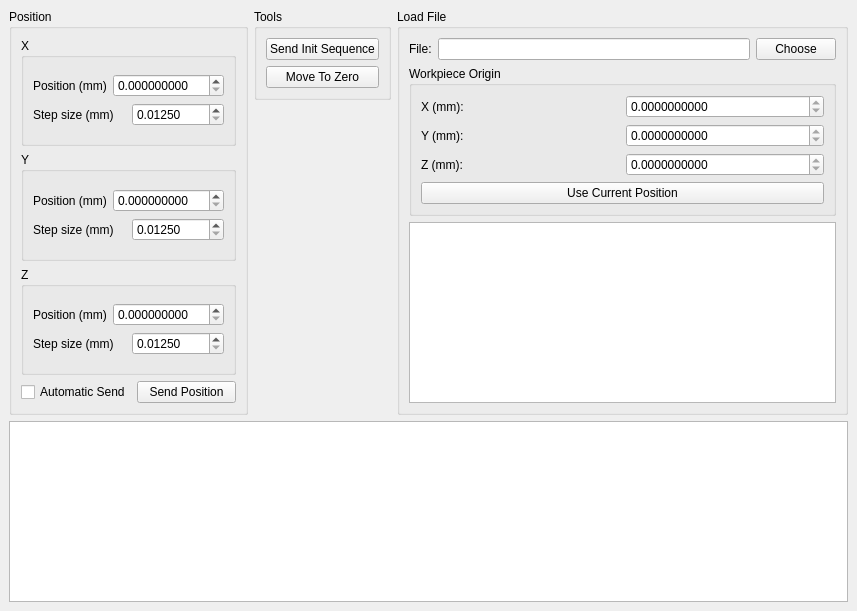
Before: the Qt Designer form gui/ui.ui in arneboe/vhf_cam330_cnc450_spc600, drawn with Qt 5.
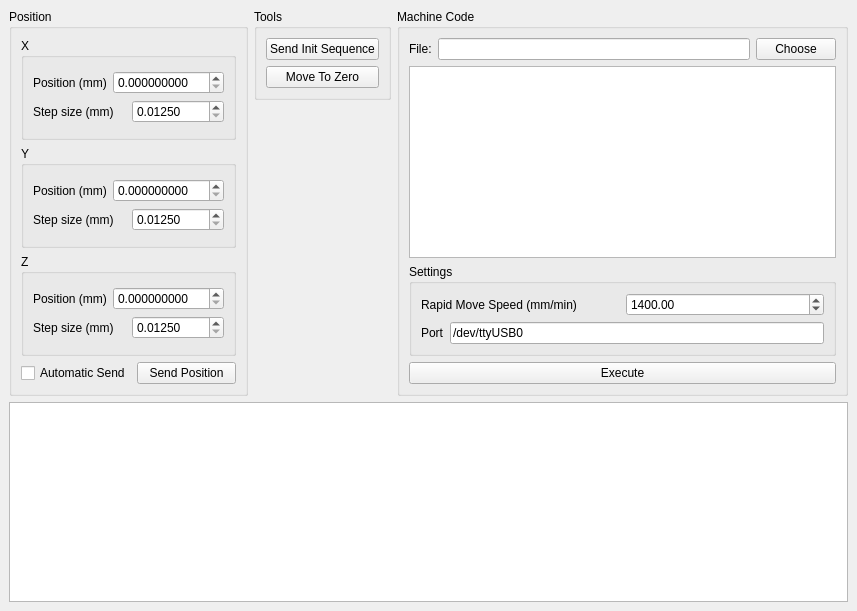
After: the same form once the commit is applied.

```diff
--- a/gui/ui.ui
+++ b/gui/ui.ui
@@ -268,7 +268,7 @@
         <item>
          <widget class="QGroupBox" name="groupBox_2">
           <property name="title">
-           <string>Load File</string>
+           <string>Machine Code</string>
           </property>
           <layout class="QHBoxLayout" name="horizontalLayout_8">
            <item>
@@ -300,94 +300,6 @@
                  </item>
                 </layout>
                </item>
-               <item>
-                <widget class="QGroupBox" name="groupBox_3">
-                 <property name="title">
-                  <string>Workpiece Origin</string>
-                 </property>
-                 <layout class="QVBoxLayout" name="verticalLayout_9">
-                  <item>
-                   <layout class="QHBoxLayout" name="horizontalLayout_7">
-                    <item>
-                     <widget class="QLabel" name="label_8">
-                      <property name="text">
-                       <string>X (mm):</string>
-                      </property>
-                     </widget>
-                    </item>
-                    <item>
-                     <widget class="QDoubleSpinBox" name="doubleSpinBoxOriginX">
-                      <property name="readOnly">
-                       <bool>true</bool>
-                      </property>
-                      <property name="decimals">
-                       <number>10</number>
-                      </property>
-                      <property name="maximum">
-                       <double>999.000000000000000</double>
-                      </property>
-                     </widget>
-                    </item>
-                   </layout>
-                  </item>
-                  <item>
-                   <layout class="QHBoxLayout" name="horizontalLayout_6">
-                    <item>
-                     <widget class="QLabel" name="label_9">
-                      <property name="text">
-                       <string>Y (mm):</string>
-                      </property>
-                     </widget>
-                    </item>
-                    <item>
-                     <widget class="QDoubleSpinBox" name="doubleSpinBoxOriginY">
-                      <property name="readOnly">
-                       <bool>true</bool>
-                      </property>
-                      <property name="decimals">
-                       <number>10</number>
-                      </property>
-                      <property name="maximum">
-                       <double>999.000000000000000</double>
-                      </property>
-                     </widget>
-                    </item>
-                   </layout>
-                  </item>
-                  <item>
-                   <layout class="QHBoxLayout" name="horizontalLayout_5">
-                    <item>
-                     <widget class="QLabel" name="label_10">
-                      <property name="text">
-                       <string>Z (mm):</string>
-                      </property>
-                     </widget>
-                    </item>
-                    <item>
-                     <widget class="QDoubleSpinBox" name="doubleSpinBoxOriginZ">
-                      <property name="readOnly">
-                       <bool>true</bool>
-                      </property>
-                      <property name="decimals">
-                       <number>10</number>
-                      </property>
-                      <property name="maximum">
-                       <double>999.000000000000000</double>
-                      </property>
-                     </widget>
-                    </item>
-                   </layout>
-                  </item>
-                  <item>
-                   <widget class="QPushButton" name="pushButtonUsePositionAsOrigin">
-                    <property name="text">
-                     <string>Use Current Position</string>
-                    </property>
-                   </widget>
-                  </item>
-                 </layout>
-                </widget>
-               </item>
               </layout>
              </item>
              <item>
@@ -403,6 +315,61 @@
                </property>
               </widget>
              </item>
+             <item>
+              <widget class="QGroupBox" name="groupBox_3">
+               <property name="title">
+                <string>Settings</string>
+               </property>
+               <layout class="QVBoxLayout" name="verticalLayout_9">
+                <item>
+                 <layout class="QHBoxLayout" name="horizontalLayout_5">
+                  <item>
+                   <widget class="QLabel" name="label_8">
+                    <property name="text">
+                     <string>Rapid Move Speed (mm/min)</string>
+                    </property>
+                   </widget>
+                  </item>
+                  <item>
+                   <widget class="QDoubleSpinBox" name="doubleSpinBoxRapidMoveSpeed">
+                    <property name="maximum">
+                     <double>9999.000000000000000</double>
+                    </property>
+                    <property name="value">
+                     <double>1400.000000000000000</double>
+                    </property>
+                   </widget>
+                  </item>
+                 </layout>
+                </item>
+                <item>
+                 <layout class="QHBoxLayout" name="horizontalLayout_6">
+                  <item>
+                   <widget class="QLabel" name="label_23">
+                    <property name="text">
+                     <string>Port</string>
+                    </property>
+                   </widget>
+                  </item>
+                  <item>
+                   <widget class="QLineEdit" name="lineEditComPort">
+                    <property name="text">
+                     <string>/dev/ttyUSB0</string>
+                    </property>
+                   </widget>
+                  </item>
+                 </layout>
+                </item>
+               </layout>
+              </widget>
+             </item>
+             <item>
+              <widget class="QPushButton" name="pushButtonExecuteCode">
+               <property name="text">
+                <string>Execute</string>
+               </property>
+              </widget>
+             </item>
             </layout>
            </item>
           </layout>
```
